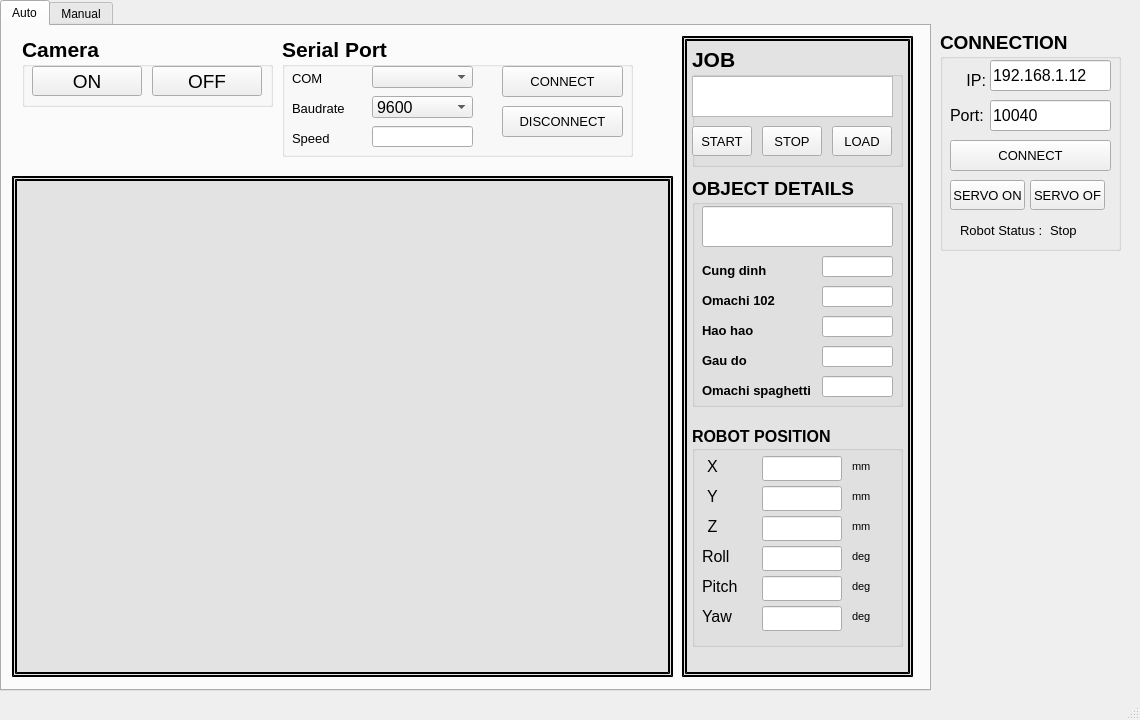
Qt form mainwindow.ui (HuyAK2108/CodeThesis) before a commit.
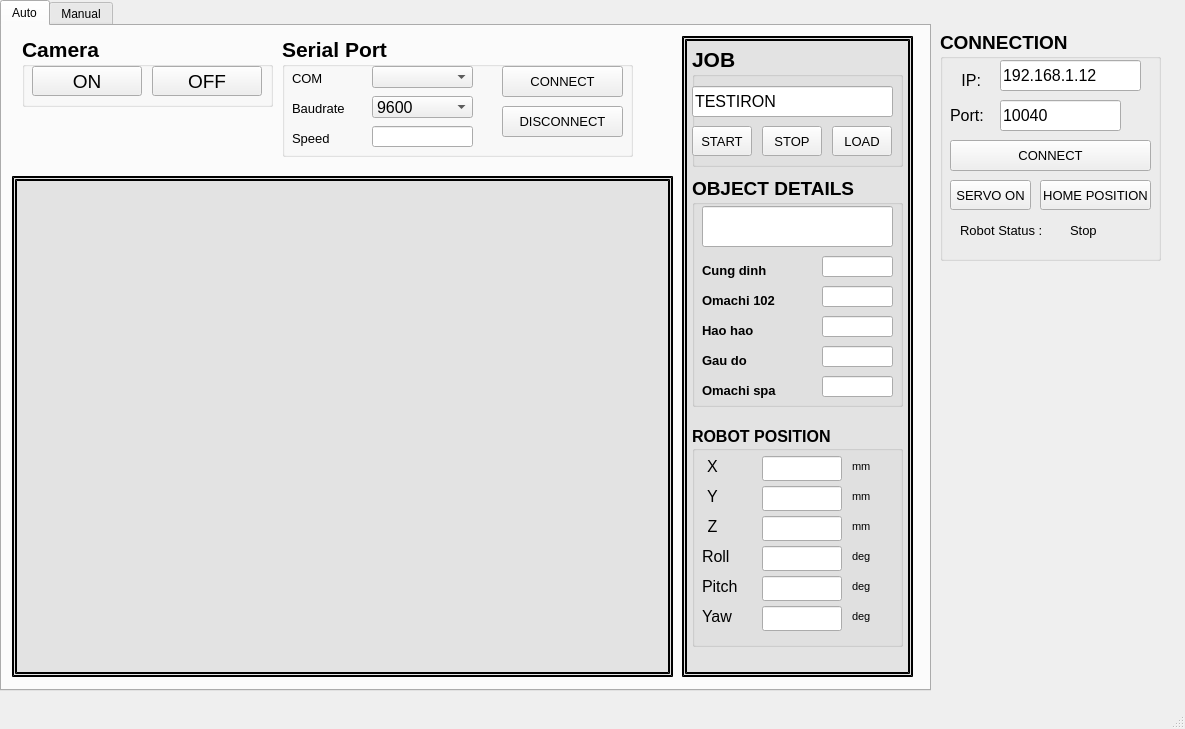
The same form after that commit.

Commit message: Connected to Robot - ON/OFF Servo - UART is not checked

Patch:
```diff
--- a/mainwindow.ui
+++ b/mainwindow.ui
@@ -6,8 +6,8 @@
    <rect>
     <x>0</x>
     <y>0</y>
-    <width>1140</width>
-    <height>720</height>
+    <width>1185</width>
+    <height>729</height>
    </rect>
   </property>
   <property name="windowTitle">
@@ -441,7 +441,7 @@
         <rect>
          <x>10</x>
          <y>150</y>
-         <width>41</width>
+         <width>61</width>
          <height>21</height>
         </rect>
        </property>
@@ -707,7 +707,7 @@
         <rect>
          <x>10</x>
          <y>80</y>
-         <width>71</width>
+         <width>91</width>
          <height>28</height>
         </rect>
        </property>
@@ -725,7 +725,7 @@
         <rect>
          <x>10</x>
          <y>110</y>
-         <width>81</width>
+         <width>111</width>
          <height>28</height>
         </rect>
        </property>
@@ -743,7 +743,7 @@
         <rect>
          <x>10</x>
          <y>140</y>
-         <width>61</width>
+         <width>81</width>
          <height>28</height>
         </rect>
        </property>
@@ -771,7 +771,7 @@
         </font>
        </property>
        <property name="text">
-        <string>Omachi spaghetti</string>
+        <string>Omachi spa</string>
        </property>
       </widget>
       <widget class="QLabel" name="Name_9">
@@ -921,23 +921,7 @@
       <property name="title">
        <string>JOB</string>
       </property>
-      <widget class="QPlainTextEdit" name="text_JOB">
-       <property name="geometry">
-        <rect>
-         <x>0</x>
-         <y>30</y>
-         <width>201</width>
-         <height>41</height>
-        </rect>
-       </property>
-       <property name="font">
-        <font>
-         <weight>50</weight>
-         <bold>false</bold>
-        </font>
-       </property>
-      </widget>
-      <widget class="QPushButton" name="ConnectMotoman">
+      <widget class="QPushButton" name="btn_start_job">
        <property name="geometry">
         <rect>
          <x>0</x>
@@ -997,6 +981,26 @@
         <string>LOAD</string>
        </property>
       </widget>
+      <widget class="QLineEdit" name="text_JOB">
+       <property name="geometry">
+        <rect>
+         <x>0</x>
+         <y>40</y>
+         <width>201</width>
+         <height>31</height>
+        </rect>
+       </property>
+       <property name="font">
+        <font>
+         <pointsize>12</pointsize>
+         <weight>50</weight>
+         <bold>false</bold>
+        </font>
+       </property>
+       <property name="text">
+        <string>TESTIRON</string>
+       </property>
+      </widget>
      </widget>
      <widget class="QLabel" name="Khung_frame">
       <property name="geometry">
@@ -2707,8 +2711,8 @@
      <rect>
       <x>940</x>
       <y>30</y>
-      <width>181</width>
-      <height>221</height>
+      <width>221</width>
+      <height>231</height>
      </rect>
     </property>
     <property name="font">
@@ -2724,10 +2728,10 @@
     <widget class="QLabel" name="IP">
      <property name="geometry">
       <rect>
-       <x>25</x>
+       <x>10</x>
        <y>40</y>
-       <width>21</width>
-       <height>20</height>
+       <width>31</width>
+       <height>21</height>
       </rect>
      </property>
      <property name="font">
@@ -2772,7 +2776,7 @@
       <rect>
        <x>10</x>
        <y>110</y>
-       <width>161</width>
+       <width>201</width>
        <height>31</height>
       </rect>
      </property>
@@ -2793,7 +2797,7 @@
     <widget class="QLineEdit" name="text_Port">
      <property name="geometry">
       <rect>
-       <x>50</x>
+       <x>60</x>
        <y>70</y>
        <width>121</width>
        <height>31</height>
@@ -2813,9 +2817,9 @@
     <widget class="QLineEdit" name="text_IP">
      <property name="geometry">
       <rect>
-       <x>50</x>
+       <x>60</x>
        <y>30</y>
-       <width>121</width>
+       <width>141</width>
        <height>31</height>
       </rect>
      </property>
@@ -2835,7 +2839,7 @@
       <rect>
        <x>10</x>
        <y>150</y>
-       <width>75</width>
+       <width>81</width>
        <height>30</height>
       </rect>
      </property>
@@ -2858,7 +2862,7 @@
       <rect>
        <x>20</x>
        <y>190</y>
-       <width>81</width>
+       <width>101</width>
        <height>21</height>
       </rect>
      </property>
@@ -2876,9 +2880,9 @@
     <widget class="QLabel" name="lb_run_status">
      <property name="geometry">
       <rect>
-       <x>110</x>
+       <x>130</x>
        <y>190</y>
-       <width>31</width>
+       <width>41</width>
        <height>21</height>
       </rect>
      </property>
@@ -2896,9 +2900,9 @@
     <widget class="QPushButton" name="btn_servoOFF">
      <property name="geometry">
       <rect>
-       <x>90</x>
+       <x>100</x>
        <y>150</y>
-       <width>75</width>
+       <width>111</width>
        <height>30</height>
       </rect>
      </property>
@@ -2913,7 +2917,7 @@
       <bool>false</bool>
      </property>
      <property name="text">
-      <string>SERVO OF</string>
+      <string>HOME POSITION</string>
      </property>
     </widget>
    </widget>
```
Left out of the diff: 4 changed lines with no effect on the pictures. The commit also changes 7 other files.
